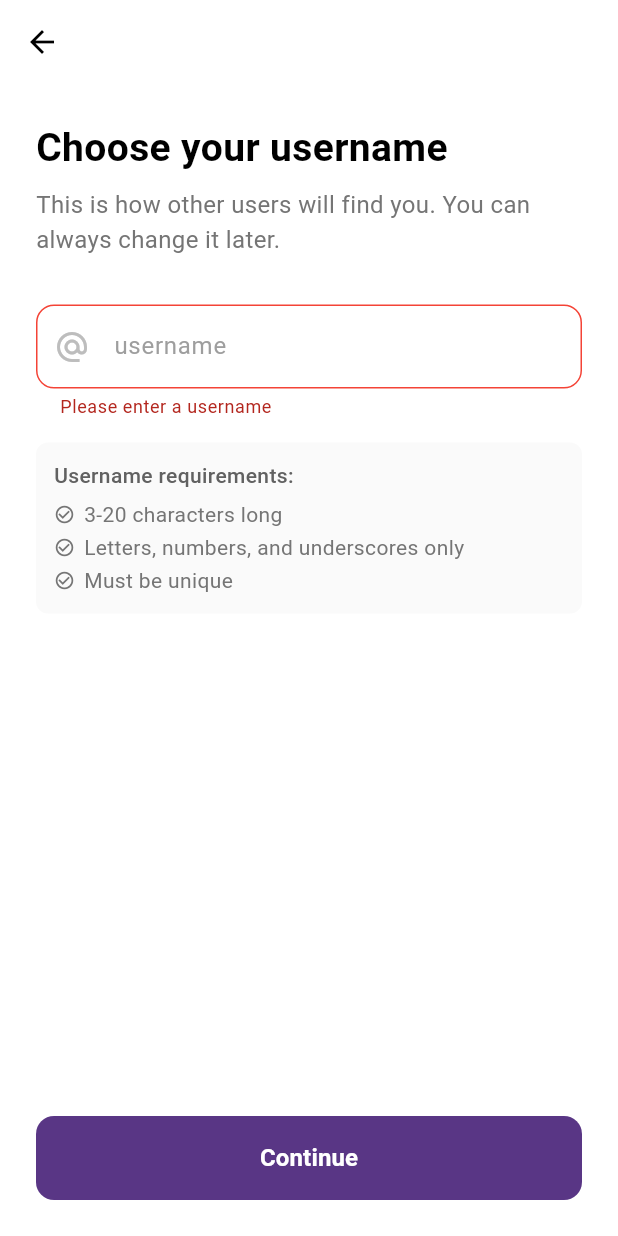
After one commit to LukasSteinerr/Nice-Animation-Flutter, a Flutter app: the UsernameScreen screen opened directly, after a tap on "Continue", on a phone screen of 412 x 824 dp. The commit adds this screen. Run offline on Flutter 3.47's test engine with Material 3 defaults, Android fonts, the phone set to English and light mode, and no system bars; our stand-ins replace animated_text_kit, flutter_svg, smooth_page_indicator, supabase_flutter; accounts and stored records are empty.

Commit message:
username

```diff
--- /dev/null
+++ b/lib/screens/username_screen.dart
@@ -0,0 +1,270 @@
+import 'package:flutter/material.dart';
+import 'package:test/services/auth_service.dart';
+
+class UsernameScreen extends StatefulWidget {
+  const UsernameScreen({super.key});
+
+  @override
+  State<UsernameScreen> createState() => _UsernameScreenState();
+}
+
+class _UsernameScreenState extends State<UsernameScreen> {
+  final _formKey = GlobalKey<FormState>();
+  final _usernameController = TextEditingController();
+  final AuthService _authService = AuthService();
+  bool _isLoading = false;
+  String? _errorMessage;
+
+  @override
+  void dispose() {
+    _usernameController.dispose();
+    super.dispose();
+  }
+
+  String? _validateUsername(String? value) {
+    if (value == null || value.isEmpty) {
+      return 'Please enter a username';
+    }
+    if (value.length < 3) {
+      return 'Username must be at least 3 characters long';
+    }
+    if (value.length > 20) {
+      return 'Username must be less than 20 characters';
+    }
+    // Allow only alphanumeric characters and underscores
+    if (!RegExp(r'^[a-zA-Z0-9_]+$').hasMatch(value)) {
+      return 'Username can only contain letters, numbers, and underscores';
+    }
+    return null;
+  }
+
+  Future<void> _saveUsername() async {
+    if (!_formKey.currentState!.validate()) {
+      return;
+    }
+
+    setState(() {
+      _isLoading = true;
+      _errorMessage = null;
+    });
+
+    try {
+      final username = _usernameController.text.trim();
+
+      // Save username using AuthService
+      await _authService.saveUsername(username);
+
+      // Show success message
+      if (mounted) {
+        ScaffoldMessenger.of(context).showSnackBar(
+          const SnackBar(
+            content: Text('Username saved successfully!'),
+            backgroundColor: Colors.green,
+            behavior: SnackBarBehavior.floating,
+          ),
+        );
+
+        // Pop the screen
+        Navigator.of(context).pop();
+      }
+    } catch (e) {
+      if (mounted) {
+        setState(() {
+          _errorMessage = e.toString();
+        });
+      }
+    } finally {
+      if (mounted) {
+        setState(() {
+          _isLoading = false;
+        });
+      }
+    }
+  }
+
+  @override
+  Widget build(BuildContext context) {
+    return Scaffold(
+      backgroundColor: Colors.white,
+      appBar: AppBar(
+        backgroundColor: Colors.transparent,
+        elevation: 0,
+        leading: IconButton(
+          icon: const Icon(Icons.arrow_back, color: Colors.black),
+          onPressed: () => Navigator.of(context).pop(),
+        ),
+      ),
+      body: SafeArea(
+        child: Padding(
+          padding: const EdgeInsets.all(24.0),
+          child: Column(
+            crossAxisAlignment: CrossAxisAlignment.start,
+            children: [
+              const Text(
+                "Choose your username",
+                style: TextStyle(
+                  fontWeight: FontWeight.bold,
+                  fontSize: 26,
+                  color: Colors.black,
+                ),
+              ),
+              const SizedBox(height: 8),
+              Text(
+                "This is how other users will find you. You can always change it later.",
+                style: TextStyle(fontSize: 16, color: Colors.grey.shade600),
+              ),
+              const SizedBox(height: 32),
+              Form(
+                key: _formKey,
+                child: TextFormField(
+                  controller: _usernameController,
+                  textInputAction: TextInputAction.done,
+                  validator: _validateUsername,
+                  onFieldSubmitted: (_) => _saveUsername(),
+                  decoration: InputDecoration(
+                    hintText: "username",
+                    hintStyle: const TextStyle(
+                      fontWeight: FontWeight.normal,
+                      color: Colors.grey,
+                    ),
+                    prefixIcon: Icon(
+                      Icons.alternate_email,
+                      color: Colors.grey.shade400,
+                    ),
+                    errorBorder: OutlineInputBorder(
+                      borderRadius: BorderRadius.circular(12),
+                      borderSide: const BorderSide(color: Colors.red),
+                    ),
+                    focusedErrorBorder: OutlineInputBorder(
+                      borderRadius: BorderRadius.circular(12),
+                      borderSide: const BorderSide(color: Colors.red),
+                    ),
+                    enabledBorder: OutlineInputBorder(
+                      borderRadius: BorderRadius.circular(12),
+                      borderSide: BorderSide(color: Colors.grey.shade300),
+                    ),
+                    focusedBorder: OutlineInputBorder(
+                      borderRadius: BorderRadius.circular(12),
+                      borderSide: const BorderSide(
+                        color: Color.fromARGB(255, 89, 54, 133),
+                      ),
+                    ),
+                  ),
+                ),
+              ),
+              const SizedBox(height: 16),
+              // Username requirements
+              Container(
+                padding: const EdgeInsets.all(12),
+                decoration: BoxDecoration(
+                  color: Colors.grey.shade50,
+                  borderRadius: BorderRadius.circular(8),
+                ),
+                child: Column(
+                  crossAxisAlignment: CrossAxisAlignment.start,
+                  children: [
+                    Text(
+                      "Username requirements:",
+                      style: TextStyle(
+                        fontWeight: FontWeight.w500,
+                        color: Colors.grey.shade700,
+                      ),
+                    ),
+                    const SizedBox(height: 4),
+                    ...[
+                      "3-20 characters long",
+                      "Letters, numbers, and underscores only",
+                      "Must be unique",
+                    ].map(
+                      (requirement) => Padding(
+                        padding: const EdgeInsets.only(top: 2),
+                        child: Row(
+                          children: [
+                            Icon(
+                              Icons.check_circle_outline,
+                              size: 14,
+                              color: Colors.grey.shade600,
+                            ),
+                            const SizedBox(width: 6),
+                            Text(
+                              requirement,
+                              style: TextStyle(
+                                fontSize: 14,
+                                color: Colors.grey.shade600,
+                              ),
+                            ),
+                          ],
+                        ),
+                      ),
+                    ),
+                  ],
+                ),
+              ),
+              const Spacer(),
+              // Error message
+              if (_errorMessage != null)
+                Container(
+                  margin: const EdgeInsets.only(bottom: 16),
+                  padding: const EdgeInsets.all(12),
+                  decoration: BoxDecoration(
+                    color: Colors.red.shade50,
+                    borderRadius: BorderRadius.circular(8),
+                    border: Border.all(color: Colors.red.shade200),
+                  ),
+                  child: Row(
+                    children: [
+                      Icon(Icons.error, color: Colors.red.shade600, size: 20),
+                      const SizedBox(width: 8),
+                      Expanded(
+                        child: Text(
+                          _errorMessage!,
+                          style: TextStyle(
+                            color: Colors.red.shade600,
+                            fontSize: 14,
+                          ),
+                        ),
+                      ),
+                    ],
+                  ),
+                ),
+              // Continue button
+              SizedBox(
+                width: double.infinity,
+                height: 56,
+                child: ElevatedButton(
+                  onPressed: _isLoading ? null : _saveUsername,
+                  style: ElevatedButton.styleFrom(
+                    backgroundColor: Color.fromARGB(255, 89, 54, 133),
+                    foregroundColor: Colors.white,
+                    shape: RoundedRectangleBorder(
+                      borderRadius: BorderRadius.circular(12),
+                    ),
+                    elevation: 0,
+                  ),
+                  child: _isLoading
+                      ? const SizedBox(
+                          width: 24,
+                          height: 24,
+                          child: CircularProgressIndicator(
+                            strokeWidth: 2,
+                            valueColor: AlwaysStoppedAnimation<Color>(
+                              Colors.white,
+                            ),
+                          ),
+                        )
+                      : const Text(
+                          "Continue",
+                          style: TextStyle(
+                            fontSize: 16,
+                            fontWeight: FontWeight.w600,
+                          ),
+                        ),
+                ),
+              ),
+            ],
+          ),
+        ),
+      ),
+    );
+  }
+}
```
Also changed, not shown: lib/components/onboard_content.dart (+23 -2 lines), lib/main.dart (+33 -2 lines), lib/services/auth_service.dart (+104 -0 lines), 2 other files.
